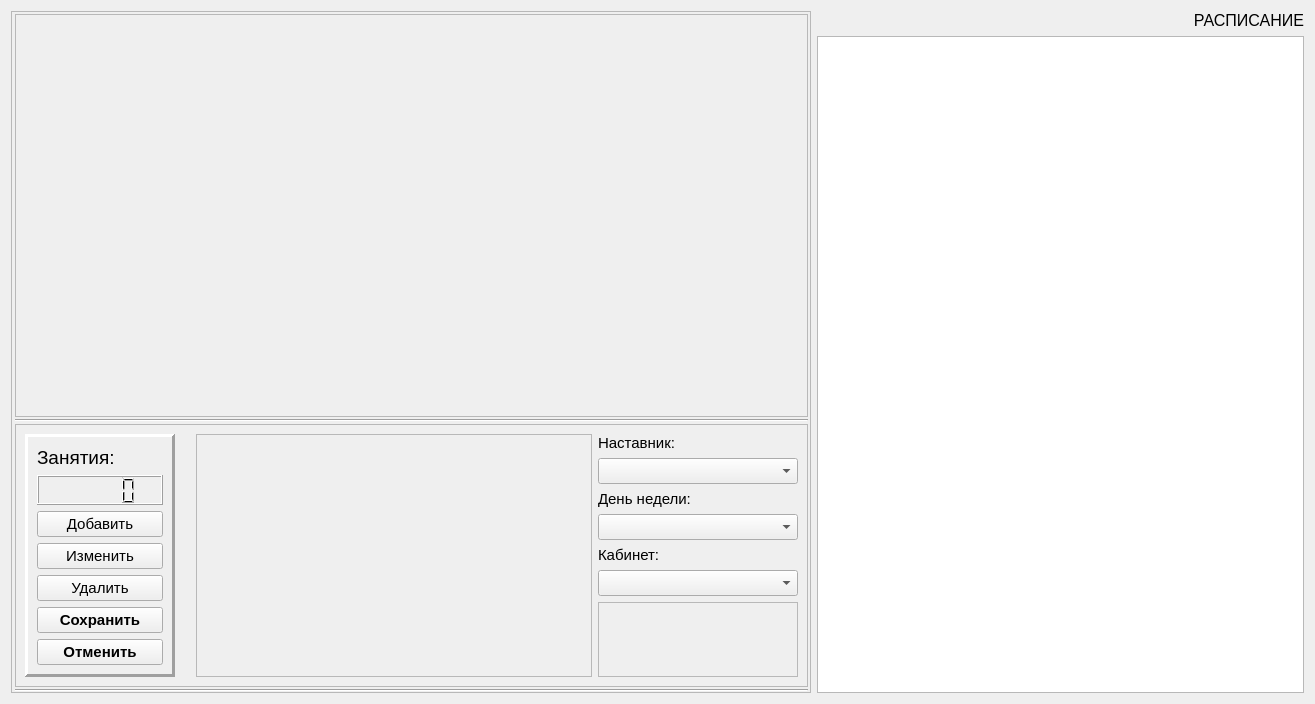
First picture: the form in widgets/checkTable.ui, repository AlexanderSokolov69/Journal310, before the edit.
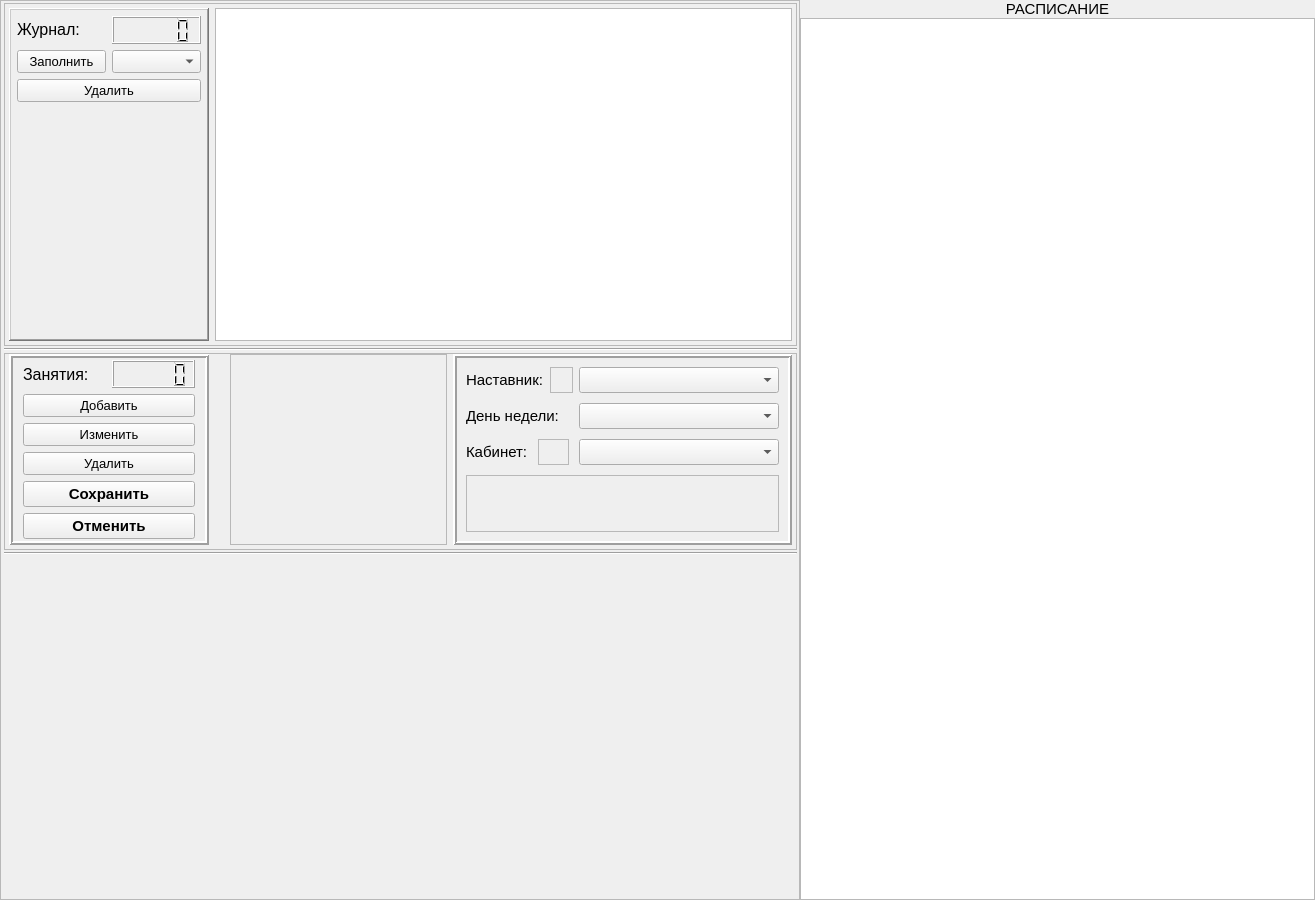
Second picture: the form after the edit.

Diff of the .ui file:
```diff
--- a/widgets/checkTable.ui
+++ b/widgets/checkTable.ui
@@ -7,18 +7,45 @@
     <x>0</x>
     <y>0</y>
     <width>1315</width>
-    <height>704</height>
+    <height>900</height>
    </rect>
   </property>
+  <property name="sizePolicy">
+   <sizepolicy hsizetype="Expanding" vsizetype="Expanding">
+    <horstretch>0</horstretch>
+    <verstretch>0</verstretch>
+   </sizepolicy>
+  </property>
+  <property name="minimumSize">
+   <size>
+    <width>1200</width>
+    <height>900</height>
+   </size>
+  </property>
   <property name="font">
    <font>
-    <pointsize>12</pointsize>
+    <pointsize>10</pointsize>
    </font>
   </property>
   <property name="windowTitle">
    <string>Form</string>
   </property>
   <layout class="QHBoxLayout" name="horizontalLayout_2">
+   <property name="spacing">
+    <number>0</number>
+   </property>
+   <property name="leftMargin">
+    <number>0</number>
+   </property>
+   <property name="topMargin">
+    <number>0</number>
+   </property>
+   <property name="rightMargin">
+    <number>0</number>
+   </property>
+   <property name="bottomMargin">
+    <number>0</number>
+   </property>
    <item>
     <widget class="QFrame" name="frame">
      <property name="sizePolicy">
@@ -63,7 +90,7 @@
       <item>
        <widget class="QFrame" name="frame_6">
         <property name="sizePolicy">
-         <sizepolicy hsizetype="Preferred" vsizetype="Expanding">
+         <sizepolicy hsizetype="Preferred" vsizetype="Minimum">
           <horstretch>0</horstretch>
           <verstretch>0</verstretch>
          </sizepolicy>
@@ -81,11 +108,196 @@
          <enum>QFrame::Raised</enum>
         </property>
         <layout class="QHBoxLayout" name="horizontalLayout_4">
+         <property name="leftMargin">
+          <number>4</number>
+         </property>
+         <property name="topMargin">
+          <number>4</number>
+         </property>
+         <property name="rightMargin">
+          <number>4</number>
+         </property>
+         <property name="bottomMargin">
+          <number>4</number>
+         </property>
+         <item>
+          <widget class="QFrame" name="frame_7">
+           <property name="sizePolicy">
+            <sizepolicy hsizetype="Fixed" vsizetype="Preferred">
+             <horstretch>0</horstretch>
+             <verstretch>0</verstretch>
+            </sizepolicy>
+           </property>
+           <property name="minimumSize">
+            <size>
+             <width>200</width>
+             <height>0</height>
+            </size>
+           </property>
+           <property name="maximumSize">
+            <size>
+             <width>300</width>
+             <height>999</height>
+            </size>
+           </property>
+           <property name="frameShape">
+            <enum>QFrame::WinPanel</enum>
+           </property>
+           <property name="frameShadow">
+            <enum>QFrame::Raised</enum>
+           </property>
+           <property name="lineWidth">
+            <number>2</number>
+           </property>
+           <property name="midLineWidth">
+            <number>0</number>
+           </property>
+           <layout class="QVBoxLayout" name="verticalLayout_5">
+            <property name="spacing">
+             <number>6</number>
+            </property>
+            <property name="leftMargin">
+             <number>6</number>
+            </property>
+            <property name="topMargin">
+             <number>6</number>
+            </property>
+            <property name="rightMargin">
+             <number>6</number>
+            </property>
+            <property name="bottomMargin">
+             <number>2</number>
+            </property>
+            <item>
+             <layout class="QHBoxLayout" name="horizontalLayout_7">
+              <property name="topMargin">
+               <number>0</number>
+              </property>
+              <item>
+               <widget class="QLabel" name="label_8">
+                <property name="sizePolicy">
+                 <sizepolicy hsizetype="Preferred" vsizetype="Fixed">
+                  <horstretch>0</horstretch>
+                  <verstretch>0</verstretch>
+                 </sizepolicy>
+                </property>
+                <property name="font">
+                 <font>
+                  <pointsize>12</pointsize>
+                 </font>
+                </property>
+                <property name="cursor">
+                 <cursorShape>CrossCursor</cursorShape>
+                </property>
+                <property name="mouseTracking">
+                 <bool>true</bool>
+                </property>
+                <property name="toolTip">
+                 <string/>
+                </property>
+                <property name="frameShape">
+                 <enum>QFrame::NoFrame</enum>
+                </property>
+                <property name="frameShadow">
+                 <enum>QFrame::Plain</enum>
+                </property>
+                <property name="text">
+                 <string>Журнал:</string>
+                </property>
+                <property name="alignment">
+                 <set>Qt::AlignLeading|Qt::AlignLeft|Qt::AlignVCenter</set>
+                </property>
+               </widget>
+              </item>
+              <item>
+               <widget class="QLCDNumber" name="tab4_count_lcd_3">
+                <property name="sizePolicy">
+                 <sizepolicy hsizetype="Minimum" vsizetype="Fixed">
+                  <horstretch>0</horstretch>
+                  <verstretch>0</verstretch>
+                 </sizepolicy>
+                </property>
+                <property name="minimumSize">
+                 <size>
+                  <width>0</width>
+                  <height>28</height>
+                 </size>
+                </property>
+               </widget>
+              </item>
+             </layout>
+            </item>
+            <item>
+             <layout class="QHBoxLayout" name="horizontalLayout_5">
+              <property name="topMargin">
+               <number>0</number>
+              </property>
+              <item>
+               <widget class="QPushButton" name="tab4_add_btn_3">
+                <property name="font">
+                 <font>
+                  <pointsize>10</pointsize>
+                 </font>
+                </property>
+                <property name="text">
+                 <string>Заполнить</string>
+                </property>
+               </widget>
+              </item>
+              <item>
+               <widget class="QComboBox" name="tab4_lmonts">
+                <property name="font">
+                 <font>
+                  <pointsize>10</pointsize>
+                 </font>
+                </property>
+               </widget>
+              </item>
+             </layout>
+            </item>
+            <item>
+             <layout class="QHBoxLayout" name="horizontalLayout_6">
+              <property name="topMargin">
+               <number>0</number>
+              </property>
+              <item>
+               <widget class="QPushButton" name="pushButton">
+                <property name="font">
+                 <font>
+                  <pointsize>10</pointsize>
+                 </font>
+                </property>
+                <property name="text">
+                 <string>Удалить</string>
+                </property>
+               </widget>
+              </item>
+             </layout>
+            </item>
+            <item>
+             <widget class="QLabel" name="label_7">
+              <property name="sizePolicy">
+               <sizepolicy hsizetype="Preferred" vsizetype="Expanding">
+                <horstretch>0</horstretch>
+                <verstretch>0</verstretch>
+               </sizepolicy>
+              </property>
+              <property name="text">
+               <string/>
+              </property>
+             </widget>
+            </item>
+           </layout>
+          </widget>
+         </item>
          <item>
           <layout class="QVBoxLayout" name="tab4_rasp_user">
            <property name="spacing">
             <number>2</number>
            </property>
+           <item>
+            <widget class="QTableView" name="tableView"/>
+           </item>
           </layout>
          </item>
         </layout>
@@ -119,6 +331,18 @@
          <enum>QFrame::Raised</enum>
         </property>
         <layout class="QHBoxLayout" name="horizontalLayout_3">
+         <property name="leftMargin">
+          <number>4</number>
+         </property>
+         <property name="topMargin">
+          <number>0</number>
+         </property>
+         <property name="rightMargin">
+          <number>4</number>
+         </property>
+         <property name="bottomMargin">
+          <number>4</number>
+         </property>
          <item>
           <layout class="QHBoxLayout" name="horizontalLayout">
            <item>
@@ -131,34 +355,54 @@
              </property>
              <property name="minimumSize">
               <size>
-               <width>150</width>
+               <width>200</width>
                <height>0</height>
               </size>
              </property>
              <property name="maximumSize">
               <size>
-               <width>150</width>
+               <width>200</width>
                <height>1000</height>
               </size>
              </property>
+             <property name="layoutDirection">
+              <enum>Qt::LeftToRight</enum>
+             </property>
              <property name="frameShape">
-              <enum>QFrame::Panel</enum>
+              <enum>QFrame::Box</enum>
              </property>
              <property name="frameShadow">
               <enum>QFrame::Raised</enum>
              </property>
              <property name="lineWidth">
-              <number>3</number>
+              <number>2</number>
              </property>
              <property name="midLineWidth">
               <number>0</number>
              </property>
              <layout class="QVBoxLayout" name="verticalLayout_3">
+              <property name="leftMargin">
+               <number>10</number>
+              </property>
+              <property name="topMargin">
+               <number>2</number>
+              </property>
+              <property name="rightMargin">
+               <number>10</number>
+              </property>
+              <property name="bottomMargin">
+               <number>2</number>
+              </property>
+              <item>
+               <layout class="QHBoxLayout" name="horizontalLayout_8">
+                <property name="topMargin">
+                 <number>0</number>
+                </property>
               <item>
                <widget class="QLabel" name="label_3">
                 <property name="font">
                  <font>
-                  <pointsize>14</pointsize>
+                    <pointsize>12</pointsize>
                  </font>
                 </property>
                 <property name="cursor">
@@ -187,7 +431,7 @@
               <item>
                <widget class="QLCDNumber" name="tab4_count_lcd">
                 <property name="sizePolicy">
-                 <sizepolicy hsizetype="Minimum" vsizetype="Fixed">
+                   <sizepolicy hsizetype="Preferred" vsizetype="Fixed">
                   <horstretch>0</horstretch>
                   <verstretch>0</verstretch>
                  </sizepolicy>
@@ -195,13 +439,26 @@
                 <property name="minimumSize">
                  <size>
                   <width>0</width>
-                  <height>30</height>
+                    <height>28</height>
+                   </size>
+                  </property>
+                  <property name="maximumSize">
+                   <size>
+                    <width>16777215</width>
+                    <height>16777215</height>
                  </size>
                 </property>
                </widget>
+                </item>
+               </layout>
               </item>
               <item>
                <widget class="QPushButton" name="tab4_add_btn">
+                <property name="font">
+                 <font>
+                  <pointsize>10</pointsize>
+                 </font>
+                </property>
                 <property name="text">
                  <string>Добавить</string>
                 </property>
@@ -212,6 +469,11 @@
               </item>
               <item>
                <widget class="QPushButton" name="tab4_edit_btn">
+                <property name="font">
+                 <font>
+                  <pointsize>10</pointsize>
+                 </font>
+                </property>
                 <property name="text">
                  <string>Изменить</string>
                 </property>
@@ -222,6 +484,11 @@
               </item>
               <item>
                <widget class="QPushButton" name="tab4_del_btn">
+                <property name="font">
+                 <font>
+                  <pointsize>10</pointsize>
+                 </font>
+                </property>
                 <property name="text">
                  <string>Удалить</string>
                 </property>
@@ -308,6 +575,50 @@
          <item>
           <layout class="QVBoxLayout" name="filtersLayout">
            <item>
+            <widget class="QFrame" name="frame_4">
+             <property name="sizePolicy">
+              <sizepolicy hsizetype="Minimum" vsizetype="Preferred">
+               <horstretch>0</horstretch>
+               <verstretch>0</verstretch>
+              </sizepolicy>
+             </property>
+             <property name="minimumSize">
+              <size>
+               <width>320</width>
+               <height>0</height>
+              </size>
+             </property>
+             <property name="frameShape">
+              <enum>QFrame::Box</enum>
+             </property>
+             <property name="frameShadow">
+              <enum>QFrame::Raised</enum>
+             </property>
+             <property name="lineWidth">
+              <number>2</number>
+             </property>
+             <layout class="QVBoxLayout" name="verticalLayout_4">
+              <property name="spacing">
+               <number>10</number>
+              </property>
+              <property name="leftMargin">
+               <number>9</number>
+              </property>
+              <property name="topMargin">
+               <number>9</number>
+              </property>
+              <property name="rightMargin">
+               <number>9</number>
+              </property>
+              <property name="bottomMargin">
+               <number>9</number>
+              </property>
+              <item>
+               <layout class="QHBoxLayout" name="horizontalLayout_11">
+                <property name="spacing">
+                 <number>6</number>
+                </property>
+                <item>
             <widget class="QLabel" name="label_2">
              <property name="sizePolicy">
               <sizepolicy hsizetype="Fixed" vsizetype="Fixed">
@@ -323,10 +634,20 @@
              </property>
             </widget>
            </item>
+                <item>
+                 <widget class="QFrame" name="frame_9">
+                  <property name="frameShape">
+                   <enum>QFrame::StyledPanel</enum>
+                  </property>
+                  <property name="frameShadow">
+                   <enum>QFrame::Raised</enum>
+                  </property>
+                 </widget>
+                </item>
            <item>
             <widget class="QComboBox" name="flt_user">
              <property name="sizePolicy">
-              <sizepolicy hsizetype="Preferred" vsizetype="Fixed">
+                   <sizepolicy hsizetype="Fixed" vsizetype="Fixed">
                <horstretch>0</horstretch>
                <verstretch>0</verstretch>
               </sizepolicy>
@@ -339,6 +660,10 @@
              </property>
             </widget>
            </item>
+               </layout>
+              </item>
+              <item>
+               <layout class="QHBoxLayout" name="horizontalLayout_10">
            <item>
             <widget class="QLabel" name="label_4">
              <property name="sizePolicy">
@@ -355,10 +680,20 @@
              </property>
             </widget>
            </item>
+                <item>
+                 <widget class="QFrame" name="frame_10">
+                  <property name="frameShape">
+                   <enum>QFrame::StyledPanel</enum>
+                  </property>
+                  <property name="frameShadow">
+                   <enum>QFrame::Raised</enum>
+                  </property>
+                 </widget>
+                </item>
            <item>
             <widget class="QComboBox" name="flt_day">
              <property name="sizePolicy">
-              <sizepolicy hsizetype="Preferred" vsizetype="Fixed">
+                   <sizepolicy hsizetype="Fixed" vsizetype="Fixed">
                <horstretch>0</horstretch>
                <verstretch>0</verstretch>
               </sizepolicy>
@@ -371,6 +706,10 @@
              </property>
             </widget>
            </item>
+               </layout>
+              </item>
+              <item>
+               <layout class="QHBoxLayout" name="horizontalLayout_9">
            <item>
             <widget class="QLabel" name="label_5">
              <property name="sizePolicy">
@@ -387,10 +726,20 @@
              </property>
             </widget>
            </item>
+                <item>
+                 <widget class="QFrame" name="frame_11">
+                  <property name="frameShape">
+                   <enum>QFrame::StyledPanel</enum>
+                  </property>
+                  <property name="frameShadow">
+                   <enum>QFrame::Raised</enum>
+                  </property>
+                 </widget>
+                </item>
            <item>
             <widget class="QComboBox" name="flt_kab">
              <property name="sizePolicy">
-              <sizepolicy hsizetype="Preferred" vsizetype="Fixed">
+                   <sizepolicy hsizetype="Fixed" vsizetype="Fixed">
                <horstretch>0</horstretch>
                <verstretch>0</verstretch>
               </sizepolicy>
@@ -403,10 +752,12 @@
              </property>
             </widget>
            </item>
+               </layout>
+              </item>
            <item>
-            <widget class="QFrame" name="frame_4">
+               <widget class="QFrame" name="frame_8">
              <property name="sizePolicy">
-              <sizepolicy hsizetype="Minimum" vsizetype="Preferred">
+                 <sizepolicy hsizetype="Preferred" vsizetype="Preferred">
                <horstretch>0</horstretch>
                <verstretch>0</verstretch>
               </sizepolicy>
@@ -417,6 +768,9 @@
              <property name="frameShadow">
               <enum>QFrame::Raised</enum>
              </property>
+               </widget>
+              </item>
+             </layout>
             </widget>
            </item>
           </layout>
@@ -439,6 +793,22 @@
         <property name="leftMargin">
          <number>1</number>
         </property>
+        <property name="topMargin">
+         <number>10</number>
+        </property>
+        <item>
+         <widget class="QLabel" name="label_9">
+          <property name="sizePolicy">
+           <sizepolicy hsizetype="Preferred" vsizetype="Expanding">
+            <horstretch>0</horstretch>
+            <verstretch>0</verstretch>
+           </sizepolicy>
+          </property>
+          <property name="text">
+           <string/>
+          </property>
+         </widget>
+        </item>
        </layout>
       </item>
      </layout>
@@ -451,11 +821,18 @@
      </property>
      <item>
       <widget class="QLabel" name="label_6">
+       <property name="font">
+        <font>
+         <pointsize>11</pointsize>
+         <weight>50</weight>
+         <bold>false</bold>
+        </font>
+       </property>
        <property name="text">
         <string>РАСПИСАНИЕ</string>
        </property>
        <property name="alignment">
-        <set>Qt::AlignRight|Qt::AlignTrailing|Qt::AlignVCenter</set>
+        <set>Qt::AlignCenter</set>
        </property>
       </widget>
      </item>
```
Lines whose indentation alone changed are shown as unchanged.
